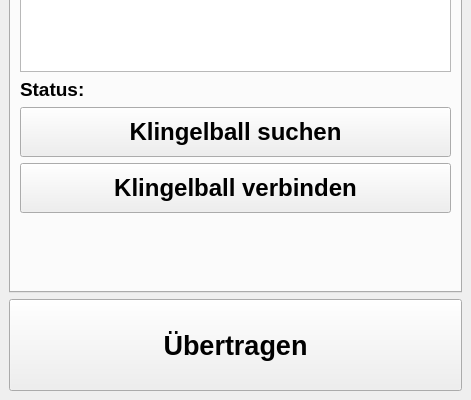
This is klingelballui.ui in Sammasas/Klingelball-App as Qt 5 draws it before an edit; both pictures show x 0 to 471 and y 330 to 730 of the 471 by 730 pixel window. The edited form follows.
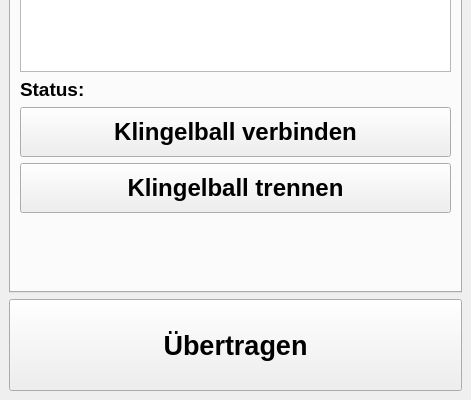
This is the edited form. Icons and pictures are not drawn.

```diff
--- a/klingelballui.ui
+++ b/klingelballui.ui
@@ -781,7 +781,7 @@
            </font>
           </property>
           <property name="text">
-           <string>Klingelball suchen</string>
+           <string>Klingelball verbinden</string>
           </property>
          </widget>
         </item>
@@ -799,7 +799,7 @@
            </font>
           </property>
           <property name="text">
-           <string>Klingelball verbinden</string>
+           <string>Klingelball trennen</string>
           </property>
          </widget>
         </item>
```
